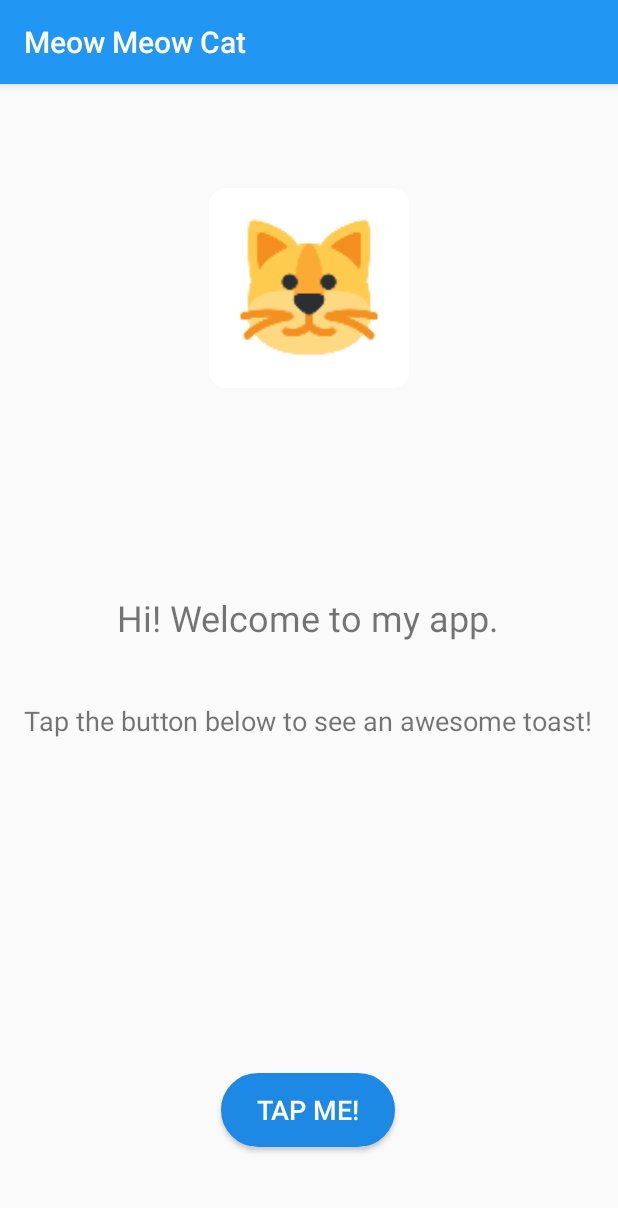
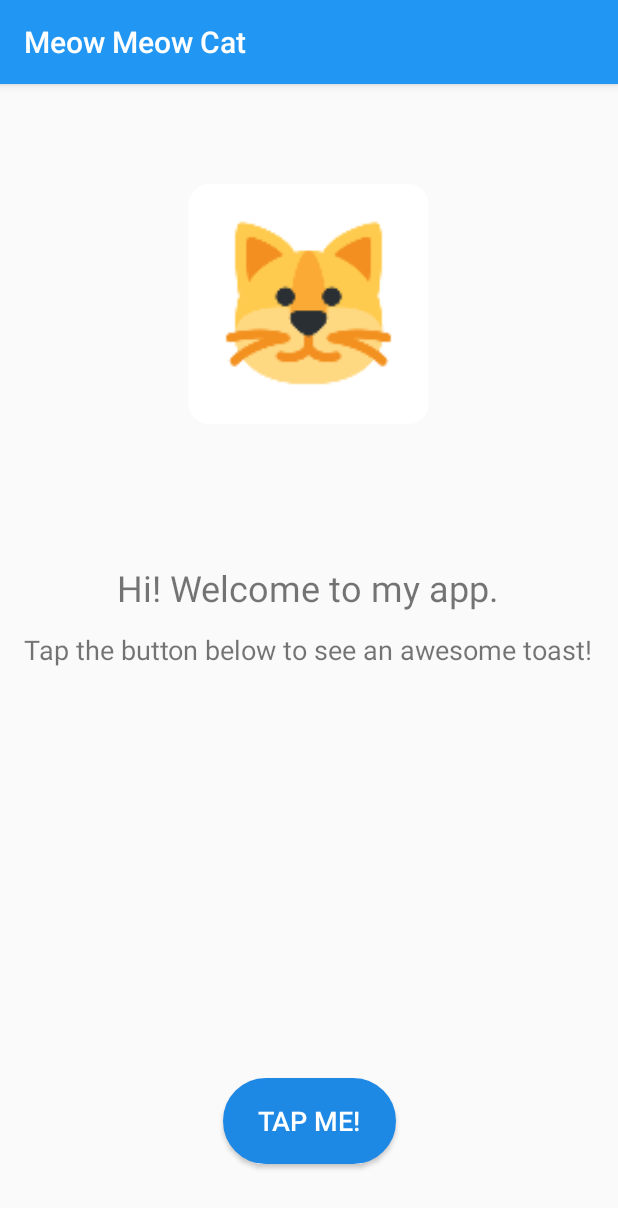
Before and after one commit to krissh-the-dev/meow-meow-cat, an Android app: the screen it shows after launch (MainActivity), on a phone screen of 412 x 824 dp. Shown: the top 1208 px of the screen. Run offline under Robolectric (Android 15) with nearby library versions, the phone set to English and light mode, and no system bars.

Commit message:
Layout fixes

```diff
--- a/app/build.gradle
+++ b/app/build.gradle
@@ -7,7 +7,7 @@ android {
         minSdkVersion 23
         targetSdkVersion 28
         versionCode 2
-        versionName '2.4'
+        versionName '2.5'
         multiDexEnabled true
         testInstrumentationRunner "androidx.test.runner.AndroidJUnitRunner"
     }
--- a/app/src/main/res/layout/activity_main.xml
+++ b/app/src/main/res/layout/activity_main.xml
@@ -20,17 +20,16 @@
         app:layout_constraintLeft_toLeftOf="parent"
         app:layout_constraintRight_toRightOf="parent"
         app:layout_constraintTop_toTopOf="parent"
-        app:layout_constraintVertical_bias="0.465" />
+        app:layout_constraintVertical_bias="0.437" />
 
     <Button
         android:id="@+id/button"
         style="@style/Widget.AppCompat.Button.Colored"
-        android:layout_width="116dp"
-        android:layout_height="49dp"
+        android:layout_width="115dp"
+        android:layout_height="57dp"
         android:layout_marginStart="161dp"
-        android:layout_marginTop="117dp"
         android:layout_marginEnd="161dp"
-        android:layout_marginBottom="62dp"
+        android:layout_marginBottom="48dp"
         android:background="@drawable/rounder"
         android:onClick="ButtonTap"
         android:padding="10dp"
@@ -40,30 +39,29 @@
         android:textSize="18sp"
         app:layout_constraintBottom_toBottomOf="parent"
         app:layout_constraintEnd_toEndOf="parent"
-        app:layout_constraintHorizontal_bias="0.529"
-        app:layout_constraintStart_toStartOf="parent"
-        app:layout_constraintTop_toBottomOf="@+id/textView2" />
+        app:layout_constraintStart_toStartOf="parent" />
 
     <TextView
         android:id="@+id/textView2"
         android:layout_width="380dp"
         android:layout_height="24dp"
         android:layout_marginStart="16dp"
-        android:layout_marginTop="37dp"
+        android:layout_marginTop="7dp"
         android:layout_marginEnd="16dp"
-        android:layout_marginBottom="106dp"
+        android:layout_marginBottom="151dp"
         android:text="@string/tap_inst"
         android:textSize="18sp"
         app:layout_constraintBottom_toTopOf="@+id/button"
         app:layout_constraintEnd_toEndOf="parent"
         app:layout_constraintHorizontal_bias="0.0"
         app:layout_constraintStart_toStartOf="parent"
-        app:layout_constraintTop_toBottomOf="@+id/textView" />
+        app:layout_constraintTop_toBottomOf="@+id/textView"
+        app:layout_constraintVertical_bias="0.0" />
 
     <ImageView
         android:id="@+id/imageView2"
-        android:layout_width="133dp"
-        android:layout_height="133dp"
+        android:layout_width="162dp"
+        android:layout_height="160dp"
         android:layout_marginStart="139dp"
         android:layout_marginTop="66dp"
         android:layout_marginEnd="139dp"
@@ -73,10 +71,10 @@
         android:visibility="visible"
         app:layout_constraintBottom_toTopOf="@+id/textView"
         app:layout_constraintEnd_toEndOf="parent"
-        app:layout_constraintHorizontal_bias="0.0"
+        app:layout_constraintHorizontal_bias="0.517"
         app:layout_constraintStart_toStartOf="parent"
         app:layout_constraintTop_toTopOf="parent"
-        app:layout_constraintVertical_bias="0.069"
+        app:layout_constraintVertical_bias="0.111"
         app:srcCompat="@mipmap/ic_launcher"
         tools:srcCompat="@mipmap/ic_launcher_round" />
 
```
